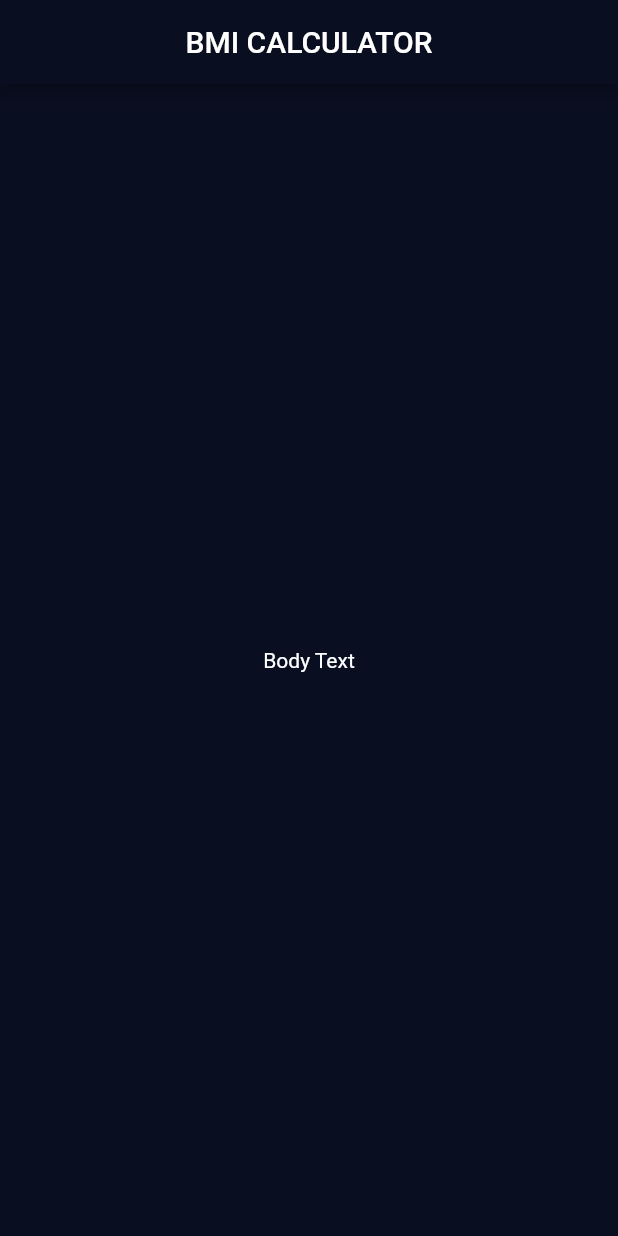
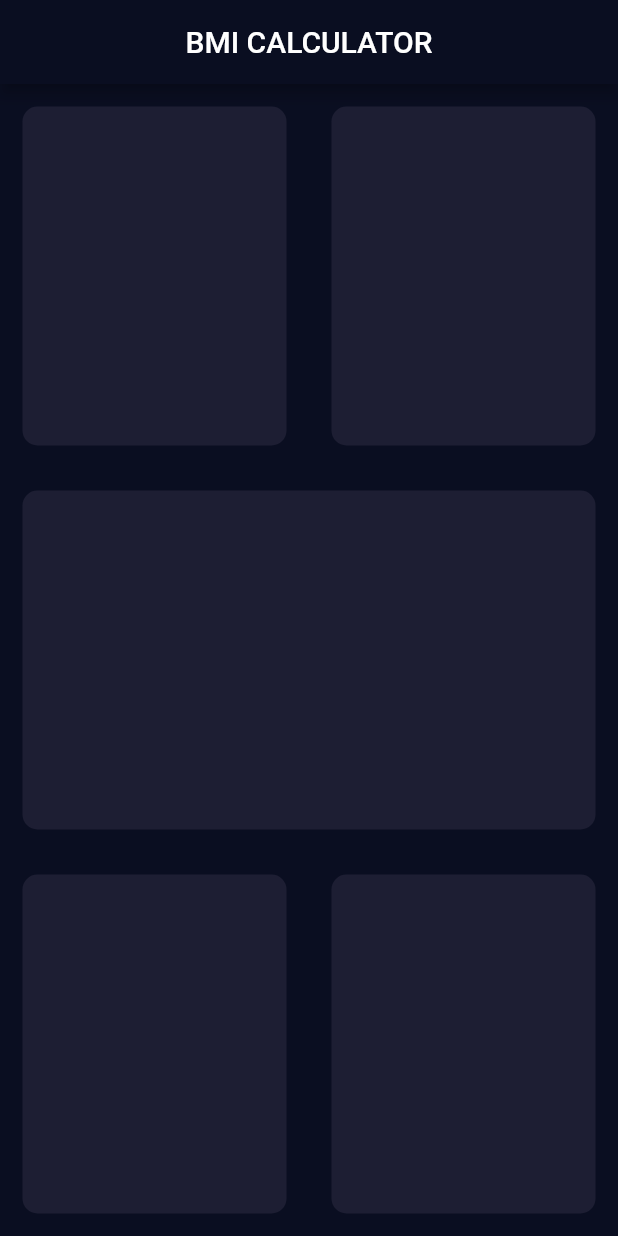
Before and after one commit to jvsena42/bmi_calculator, a Flutter app: the screen it shows after launch, on a phone screen of 412 x 824 dp. Run offline on Flutter 3.47's test engine with Material 2 defaults, Android fonts, the phone set to English and light mode, and no system bars.

Commit message:
feat:initial grid

```diff
--- a/lib/input_page.dart
+++ b/lib/input_page.dart
@@ -13,8 +13,66 @@ class _InputPageState extends State<InputPage> {
         centerTitle: true,
         title: Text('BMI CALCULATOR'),
       ),
-      body: Center(
-        child: Text('Body Text'),
+      body: Column(
+        children: [
+          Expanded(
+            child: Row(
+              children: [
+                Expanded(
+                  child: Container(
+                    margin: EdgeInsets.all(15.0),
+                    decoration: BoxDecoration(
+                      color: Color(0XFF1D1E33),
+                      borderRadius: BorderRadius.circular(10.0),
+                    ),
+                  ),
+                ),
+                Expanded(
+                  child: Container(
+                    margin: EdgeInsets.all(15.0),
+                    decoration: BoxDecoration(
+                      color: Color(0XFF1D1E33),
+                      borderRadius: BorderRadius.circular(10.0),
+                    ),
+                  ),
+                ),
+              ],
+            ),
+          ),
+          Expanded(
+            child: Container(
+              margin: EdgeInsets.all(15.0),
+              decoration: BoxDecoration(
+                color: Color(0XFF1D1E33),
+                borderRadius: BorderRadius.circular(10.0),
+              ),
+            ),
+          ),
+          Expanded(
+            child: Row(
+              children: [
+                Expanded(
+                  child: Container(
+                    margin: EdgeInsets.all(15.0),
+                    decoration: BoxDecoration(
+                      color: Color(0XFF1D1E33),
+                      borderRadius: BorderRadius.circular(10.0),
+                    ),
+                  ),
+                ),
+                Expanded(
+                  child: Container(
+                    margin: EdgeInsets.all(15.0),
+                    decoration: BoxDecoration(
+                      color: Color(0XFF1D1E33),
+                      borderRadius: BorderRadius.circular(10.0),
+                    ),
+                  ),
+                ),
+              ],
+            ),
+          ),
+        ],
       ),
     );
   }
```
